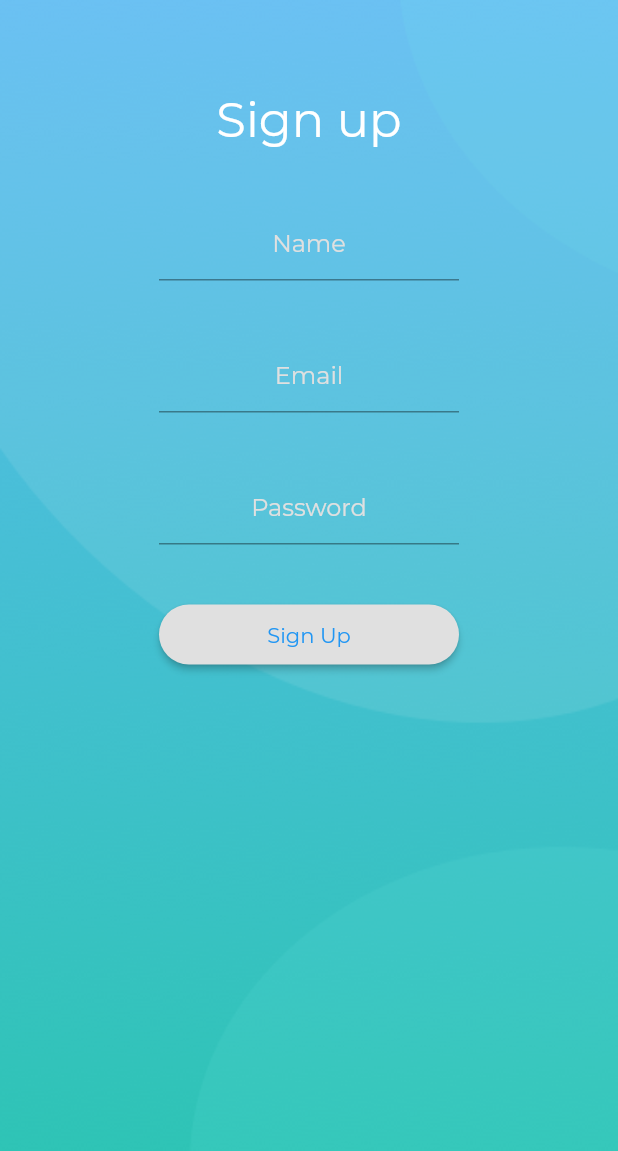
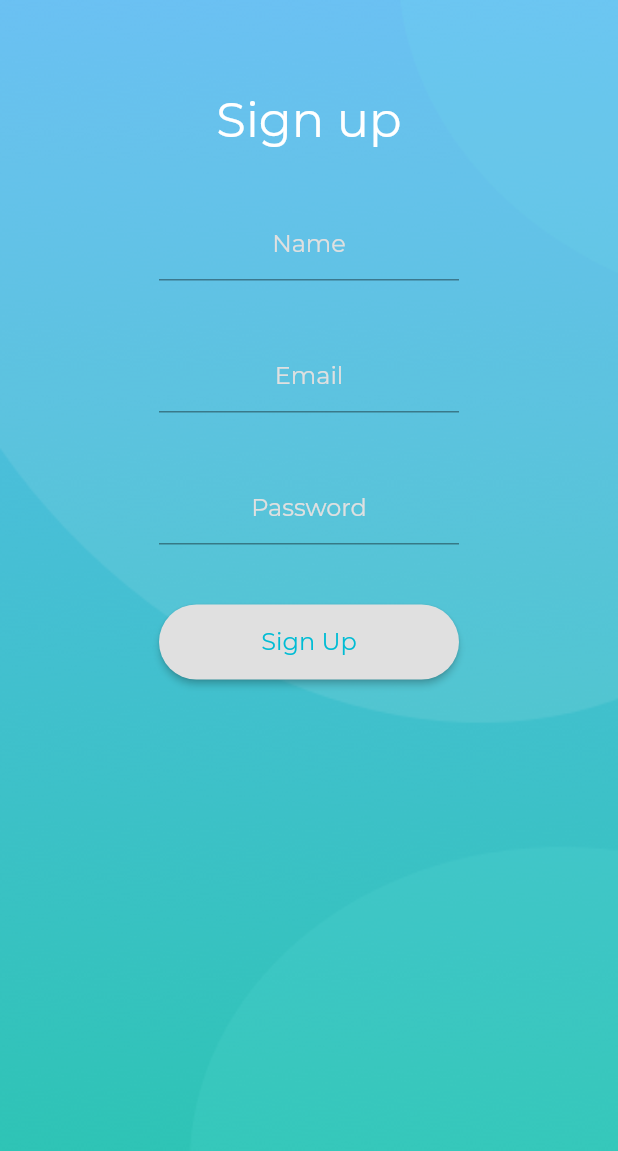
Before and after one commit to andreymusth/flutter-examples, a Flutter app: the screen it shows after launch, on a phone screen of 412 x 824 dp. Shown: the top 1151 px of the screen. Run offline on Flutter 3.47's test engine with Material 2 defaults, Android fonts, the phone set to English and light mode, and no system bars; project files that could hold a hidden picture were left out.

Commit message:
remastered button

```diff
--- a/lib/main.dart
+++ b/lib/main.dart
@@ -16,7 +16,7 @@ class HomePage extends State<MainPage> {
       theme: ThemeData(
         hintColor: Colors.grey[300],
         fontFamily: "MonsteratRegular",
-        textSelectionColor: Colors.white,
+        primaryColor: Colors.white,
         inputDecorationTheme: InputDecorationTheme(
           border: UnderlineInputBorder(),
         ),
@@ -90,11 +90,17 @@ class HomePage extends State<MainPage> {
                       padding: EdgeInsets.only(top: 40.0),
                       child: Container(
                         width: 200.0,
-                        height: 40.0,
+                        height: 50.0,
                         child: RaisedButton(
                           textTheme: ButtonTextTheme.accent,
                           onPressed: () => debugPrint(""),
-                          child: Text("Sign Up"),
+                          child: Text(
+                            "Sign Up",
+                            style: TextStyle(
+                              color: Colors.cyan,
+                              fontSize: 16.0
+                            ),
+                          ),
                           shape: RoundedRectangleBorder(
                             borderRadius: BorderRadius.circular(30.0),
                           ),
```
